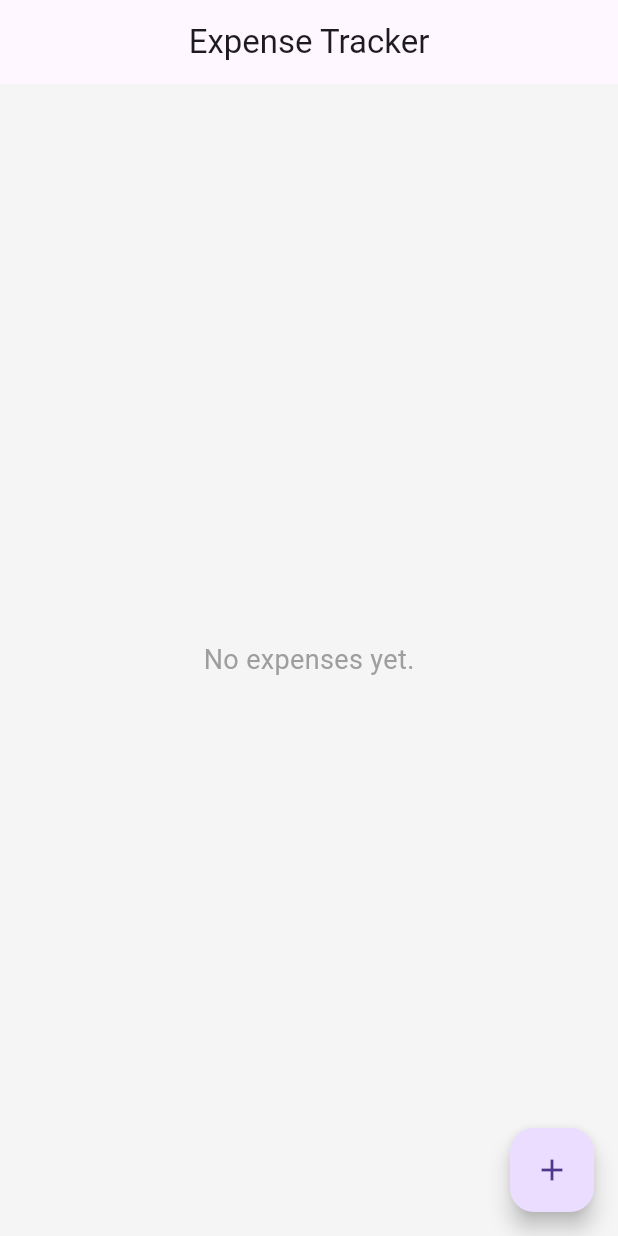
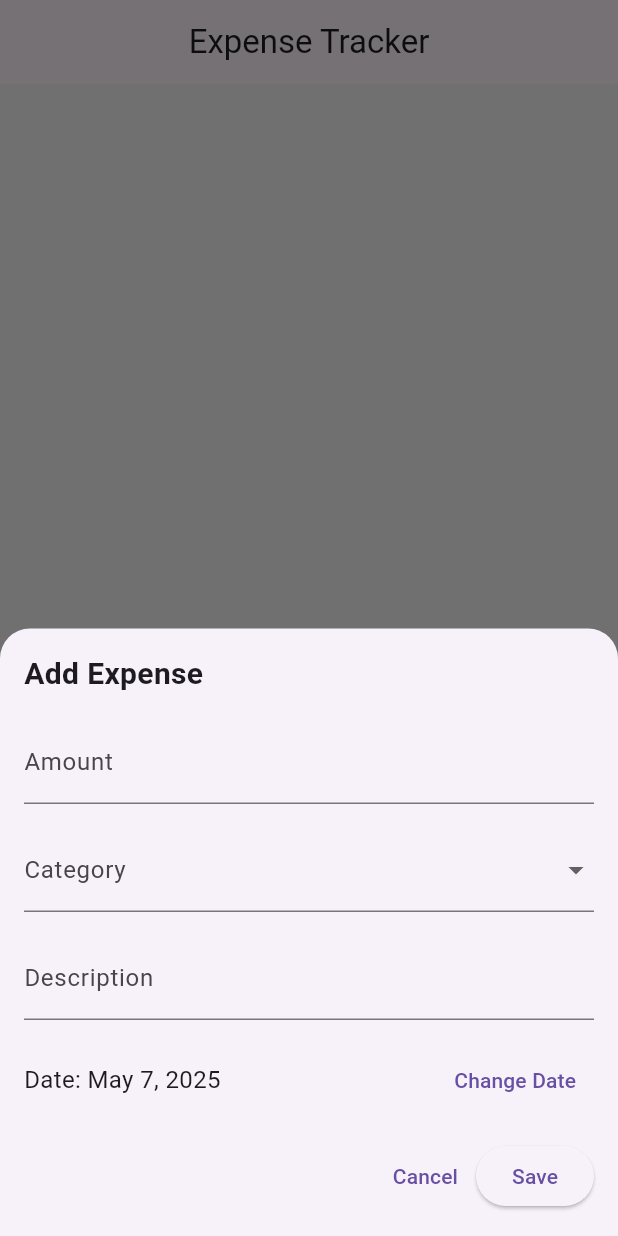
Before and after one commit to guired513/expense-tracker-app, a Flutter app: the screen it shows after launch, after a tap on the "add" icon, on a phone screen of 412 x 824 dp. Run offline on Flutter 3.47's test engine with Material 3 defaults, Android fonts, the phone set to English and light mode, and no system bars.

Commit message:
Implement add expense functionality in HomeScreen

```diff
--- a/lib/screens/home_screen.dart
+++ b/lib/screens/home_screen.dart
@@ -1,4 +1,6 @@
 import 'package:flutter/material.dart';
+import '../widgets/add_expense_form.dart';
+
 
 class HomeScreen extends StatelessWidget {
   @override
@@ -16,7 +18,17 @@ class HomeScreen extends StatelessWidget {
       ),
       floatingActionButton: FloatingActionButton(
         onPressed: () {
-          // Will open add-expense dialog in next phase
+          showModalBottomSheet(
+            context: context,
+            isScrollControlled: true,
+            shape: RoundedRectangleBorder(
+              borderRadius: BorderRadius.vertical(top: Radius.circular(20)),
+            ),
+            builder: (_) => Padding(
+              padding: MediaQuery.of(context).viewInsets,
+              child: AddExpenseForm(),
+            ),
+          );
         },
         child: Icon(Icons.add),
       ),
--- /dev/null
+++ b/lib/widgets/add_expense_form.dart
@@ -0,0 +1,106 @@
+import 'package:flutter/material.dart';
+import 'package:intl/intl.dart';
+
+class AddExpenseForm extends StatefulWidget {
+  @override
+  _AddExpenseFormState createState() => _AddExpenseFormState();
+}
+
+class _AddExpenseFormState extends State<AddExpenseForm> {
+  final _formKey = GlobalKey<FormState>();
+  final TextEditingController _amountController = TextEditingController();
+  final TextEditingController _descController = TextEditingController();
+
+  String? _selectedCategory;
+  DateTime _selectedDate = DateTime.now();
+
+  final List<String> _categories = ['Food', 'Transport', 'Bills', 'Shopping', 'Others'];
+
+  void _submitForm() {
+    if (_formKey.currentState!.validate() && _selectedCategory != null) {
+      final expense = {
+        'amount': double.parse(_amountController.text),
+        'description': _descController.text,
+        'category': _selectedCategory!,
+        'date': _selectedDate,
+      };
+
+      Navigator.of(context).pop(expense);
+    }
+  }
+
+  void _presentDatePicker() async {
+    final picked = await showDatePicker(
+      context: context,
+      initialDate: _selectedDate,
+      firstDate: DateTime(2020),
+      lastDate: DateTime.now(),
+    );
+
+    if (picked != null) {
+      setState(() {
+        _selectedDate = picked;
+      });
+    }
+  }
+
+  @override
+  Widget build(BuildContext context) {
+    return Padding(
+      padding: const EdgeInsets.all(16.0),
+      child: Form(
+        key: _formKey,
+        child: Wrap(
+          runSpacing: 16,
+          children: [
+            Text(
+              'Add Expense',
+              style: TextStyle(fontSize: 20, fontWeight: FontWeight.bold),
+            ),
+            TextFormField(
+              controller: _amountController,
+              keyboardType: TextInputType.number,
+              decoration: InputDecoration(labelText: 'Amount'),
+              validator: (value) => value!.isEmpty ? 'Enter amount' : null,
+            ),
+            DropdownButtonFormField<String>(
+              decoration: InputDecoration(labelText: 'Category'),
+              value: _selectedCategory,
+              items: _categories
+                  .map((cat) => DropdownMenuItem(value: cat, child: Text(cat)))
+                  .toList(),
+              onChanged: (val) => setState(() => _selectedCategory = val),
+              validator: (val) => val == null ? 'Select a category' : null,
+            ),
+            TextFormField(
+              controller: _descController,
+              decoration: InputDecoration(labelText: 'Description'),
+              validator: (value) => value!.isEmpty ? 'Enter description' : null,
+            ),
+            Row(
+              children: [
+                Expanded(
+                  child: Text(
+                    'Date: ${DateFormat.yMMMd().format(_selectedDate)}',
+                    style: TextStyle(fontSize: 16),
+                  ),
+                ),
+                TextButton(
+                  onPressed: _presentDatePicker,
+                  child: Text('Change Date'),
+                ),
+              ],
+            ),
+            Row(
+              mainAxisAlignment: MainAxisAlignment.end,
+              children: [
+                TextButton(onPressed: () => Navigator.pop(context), child: Text('Cancel')),
+                ElevatedButton(onPressed: _submitForm, child: Text('Save')),
+              ],
+            ),
+          ],
+        ),
+      ),
+    );
+  }
+}
```
